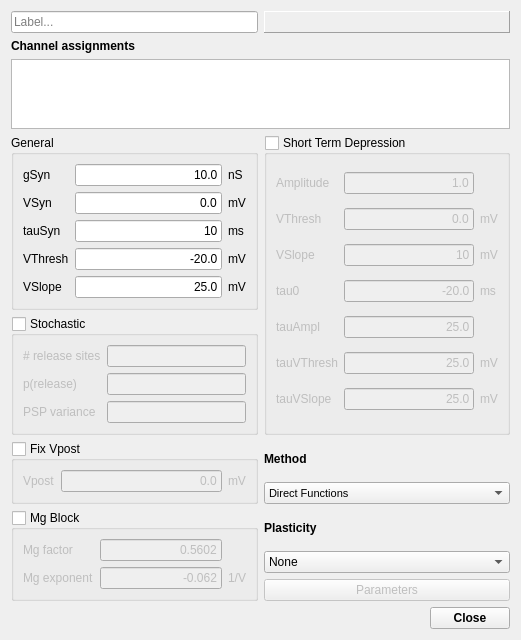
Qt form src/gui/ChemSynDlg.ui (CompEphys-team/stdpc) before a commit.
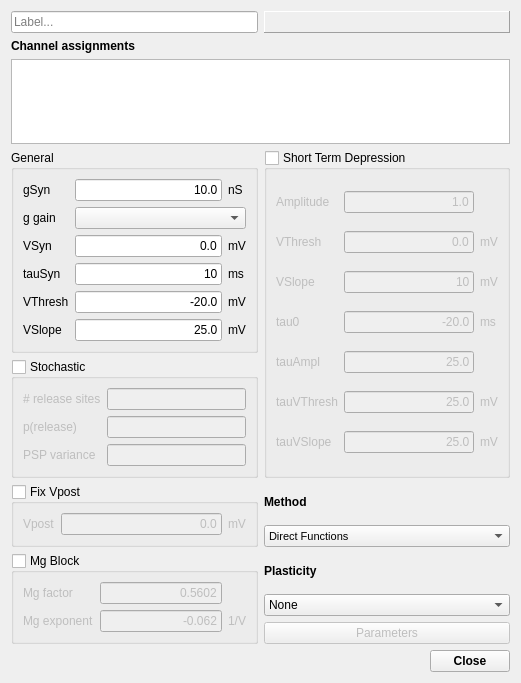
The same form after that commit. Custom widgets are drawn as their Qt base class.

Commit message: WIP: ChemSyn with gSyn from input channel

Patch:
```diff
--- a/src/gui/ChemSynDlg.ui
+++ b/src/gui/ChemSynDlg.ui
@@ -7,7 +7,7 @@
     <x>0</x>
     <y>0</y>
     <width>521</width>
-    <height>625</height>
+    <height>683</height>
    </rect>
   </property>
   <property name="windowTitle">
@@ -88,6 +88,67 @@
       <string>General</string>
      </property>
      <layout class="QGridLayout" name="gridLayout_4">
+      <item row="0" column="2">
+       <widget class="QLabel" name="label_9">
+        <property name="text">
+         <string>nS</string>
+        </property>
+       </widget>
+      </item>
+      <item row="5" column="2">
+       <widget class="QLabel" name="label_13">
+        <property name="text">
+         <string>mV</string>
+        </property>
+       </widget>
+      </item>
+      <item row="4" column="2">
+       <widget class="QLabel" name="label_12">
+        <property name="text">
+         <string>mV</string>
+        </property>
+       </widget>
+      </item>
+      <item row="4" column="0">
+       <widget class="QLabel" name="label_7">
+        <property name="text">
+         <string>VThresh</string>
+        </property>
+       </widget>
+      </item>
+      <item row="4" column="1">
+       <widget class="QLineEdit" name="VThreshE">
+        <property name="text">
+         <string>-20.0</string>
+        </property>
+        <property name="maxLength">
+         <number>8</number>
+        </property>
+        <property name="alignment">
+         <set>Qt::AlignRight|Qt::AlignTrailing|Qt::AlignVCenter</set>
+        </property>
+       </widget>
+      </item>
+      <item row="2" column="1">
+       <widget class="QLineEdit" name="VSynE">
+        <property name="text">
+         <string>0.0</string>
+        </property>
+        <property name="maxLength">
+         <number>8</number>
+        </property>
+        <property name="alignment">
+         <set>Qt::AlignRight|Qt::AlignTrailing|Qt::AlignVCenter</set>
+        </property>
+       </widget>
+      </item>
+      <item row="5" column="0">
+       <widget class="QLabel" name="label_8">
+        <property name="text">
+         <string>VSlope</string>
+        </property>
+       </widget>
+      </item>
       <item row="0" column="0">
        <widget class="QLabel" name="label_4">
         <property name="text">
@@ -108,102 +169,35 @@
         </property>
        </widget>
       </item>
-      <item row="0" column="2">
-       <widget class="QLabel" name="label_9">
-        <property name="text">
-         <string>nS</string>
-        </property>
-       </widget>
-      </item>
-      <item row="1" column="0">
+      <item row="2" column="0">
        <widget class="QLabel" name="label_5">
         <property name="text">
          <string>VSyn</string>
         </property>
        </widget>
       </item>
-      <item row="1" column="1">
-       <widget class="QLineEdit" name="VSynE">
+      <item row="3" column="2">
+       <widget class="QLabel" name="label_11">
         <property name="text">
-         <string>0.0</string>
+         <string>ms</string>
         </property>
-        <property name="maxLength">
-         <number>8</number>
-        </property>
-        <property name="alignment">
-         <set>Qt::AlignRight|Qt::AlignTrailing|Qt::AlignVCenter</set>
-        </property>
        </widget>
       </item>
-      <item row="1" column="2">
-       <widget class="QLabel" name="label_10">
-        <property name="text">
-         <string>mV</string>
-        </property>
-       </widget>
-      </item>
-      <item row="2" column="0">
+      <item row="3" column="0">
        <widget class="QLabel" name="label_6">
         <property name="text">
          <string>tauSyn</string>
         </property>
        </widget>
       </item>
-      <item row="2" column="1">
-       <widget class="QLineEdit" name="tauSynE">
-        <property name="text">
-         <string>10</string>
-        </property>
-        <property name="maxLength">
-         <number>8</number>
-        </property>
-        <property name="alignment">
-         <set>Qt::AlignRight|Qt::AlignTrailing|Qt::AlignVCenter</set>
-        </property>
-       </widget>
-      </item>
       <item row="2" column="2">
-       <widget class="QLabel" name="label_11">
-        <property name="text">
-         <string>ms</string>
-        </property>
-       </widget>
-      </item>
-      <item row="3" column="0">
-       <widget class="QLabel" name="label_7">
-        <property name="text">
-         <string>VThresh</string>
-        </property>
-       </widget>
-      </item>
-      <item row="3" column="1">
-       <widget class="QLineEdit" name="VThreshE">
-        <property name="text">
-         <string>-20.0</string>
-        </property>
-        <property name="maxLength">
-         <number>8</number>
-        </property>
-        <property name="alignment">
-         <set>Qt::AlignRight|Qt::AlignTrailing|Qt::AlignVCenter</set>
-        </property>
-       </widget>
-      </item>
-      <item row="3" column="2">
-       <widget class="QLabel" name="label_12">
+       <widget class="QLabel" name="label_10">
         <property name="text">
          <string>mV</string>
         </property>
        </widget>
       </item>
-      <item row="4" column="0">
-       <widget class="QLabel" name="label_8">
-        <property name="text">
-         <string>VSlope</string>
-        </property>
-       </widget>
-      </item>
-      <item row="4" column="1">
+      <item row="5" column="1">
        <widget class="QLineEdit" name="VSlopeE">
         <property name="text">
          <string>25.0</string>
@@ -216,10 +210,26 @@
         </property>
        </widget>
       </item>
-      <item row="4" column="2">
-       <widget class="QLabel" name="label_13">
+      <item row="3" column="1">
+       <widget class="QLineEdit" name="tauSynE">
         <property name="text">
-         <string>mV</string>
+         <string>10</string>
+        </property>
+        <property name="maxLength">
+         <number>8</number>
+        </property>
+        <property name="alignment">
+         <set>Qt::AlignRight|Qt::AlignTrailing|Qt::AlignVCenter</set>
+        </property>
+       </widget>
+      </item>
+      <item row="1" column="1" colspan="2">
+       <widget class="WideComboBox" name="gSyn_channel"/>
+      </item>
+      <item row="1" column="0">
+       <widget class="QLabel" name="label_14">
+        <property name="text">
+         <string>g gain</string>
         </property>
        </widget>
       </item>
@@ -730,6 +740,11 @@
    <extends>QTableWidget</extends>
    <header location="global">AssignmentWidget.h</header>
   </customwidget>
+  <customwidget>
+   <class>WideComboBox</class>
+   <extends>QComboBox</extends>
+   <header>WideComboBox.h</header>
+  </customwidget>
  </customwidgets>
  <tabstops>
   <tabstop>assignments</tabstop>
```
The commit also changes 4 other files.
